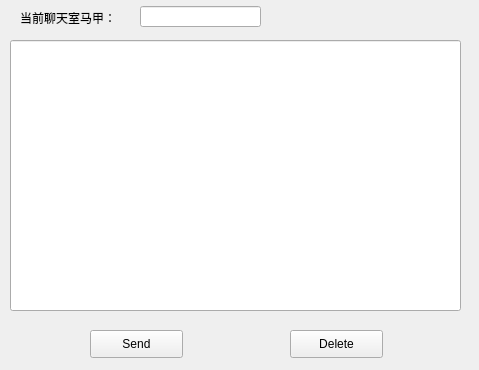
Above: client/client/chat.ui from l1xiaobei/QT_Chat before the change. Below: the same form after it.
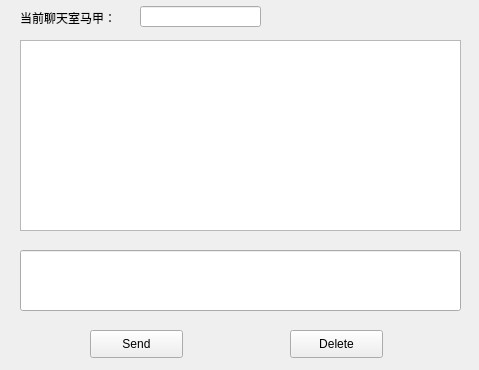
That is the form after the change.

The edit to the form file:
```diff
--- a/client/client/chat.ui
+++ b/client/client/chat.ui
@@ -16,10 +16,10 @@
   <widget class="QLineEdit" name="sendLine">
    <property name="geometry">
     <rect>
-     <x>10</x>
-     <y>40</y>
-     <width>451</width>
-     <height>271</height>
+     <x>20</x>
+     <y>250</y>
+     <width>441</width>
+     <height>61</height>
     </rect>
    </property>
   </widget>
@@ -72,6 +72,16 @@
     <string>当前聊天室马甲：</string>
    </property>
   </widget>
+  <widget class="QTextEdit" name="chatText">
+   <property name="geometry">
+    <rect>
+     <x>20</x>
+     <y>40</y>
+     <width>441</width>
+     <height>191</height>
+    </rect>
+   </property>
+  </widget>
  </widget>
  <resources/>
  <connections/>
```
